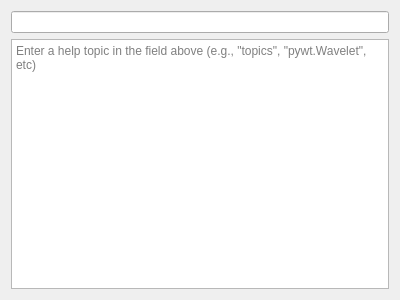
The window that src/scipyen/gui/pythonhelpwidget.ui (ctigaret/scipyen) describes before a commit, drawn with Qt 5.
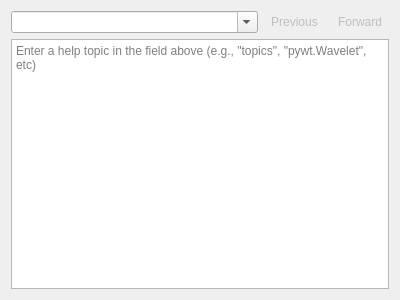
The same window after the commit. Icons and pictures are not drawn.

The edit to the form file:
```diff
--- a/src/scipyen/gui/pythonhelpwidget.ui
+++ b/src/scipyen/gui/pythonhelpwidget.ui
@@ -18,20 +18,62 @@
   </property>
   <layout class="QGridLayout" name="gridLayout">
    <item row="0" column="0">
-    <widget class="QLineEdit" name="queryLineEdit">
-     <property name="toolTip">
-      <string>Query help on a Python thing</string>
-     </property>
-     <property name="statusTip">
-      <string>Query help on a Python thing</string>
-     </property>
-     <property name="whatsThis">
-      <string>Query help on a Python thing</string>
-     </property>
-     <property name="clearButtonEnabled">
-      <bool>true</bool>
-     </property>
-    </widget>
+    <layout class="QHBoxLayout" name="horizontalLayout">
+     <item>
+      <widget class="QComboBox" name="queryComboBox">
+       <property name="toolTip">
+        <string>Help query</string>
+       </property>
+       <property name="editable">
+        <bool>true</bool>
+       </property>
+       <property name="insertPolicy">
+        <enum>QComboBox::InsertAtTop</enum>
+       </property>
+       <property name="placeholderText">
+        <string>Type a query</string>
+       </property>
+      </widget>
+     </item>
+     <item>
+      <widget class="QToolButton" name="prevToolButton">
+       <property name="enabled">
+        <bool>false</bool>
+       </property>
+       <property name="toolTip">
+        <string>Previous page</string>
+       </property>
+       <property name="text">
+        <string>Previous</string>
+       </property>
+       <property name="icon">
+        <iconset theme="go-previous"/>
+       </property>
+       <property name="autoRaise">
+        <bool>true</bool>
+       </property>
+      </widget>
+     </item>
+     <item>
+      <widget class="QToolButton" name="nextToolButton">
+       <property name="enabled">
+        <bool>false</bool>
+       </property>
+       <property name="toolTip">
+        <string>Forward page</string>
+       </property>
+       <property name="text">
+        <string>Forward</string>
+       </property>
+       <property name="icon">
+        <iconset theme="go-next"/>
+       </property>
+       <property name="autoRaise">
+        <bool>true</bool>
+       </property>
+      </widget>
+     </item>
+    </layout>
    </item>
    <item row="1" column="0">
     <widget class="QTextBrowser" name="helpDisplay">
```
